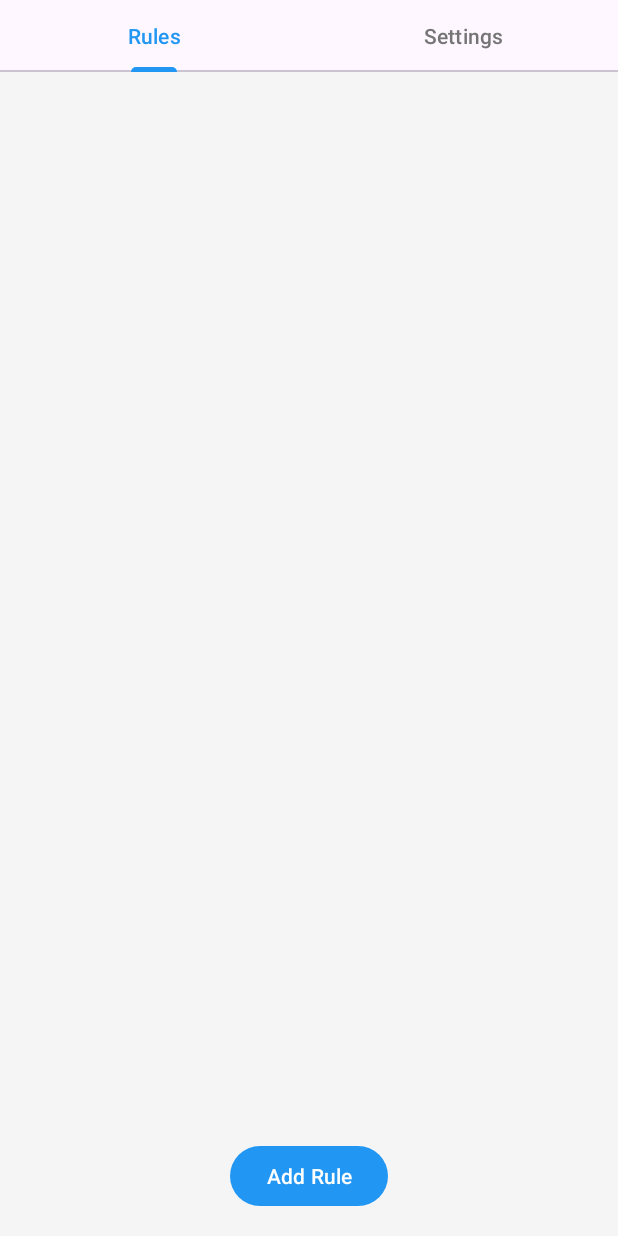
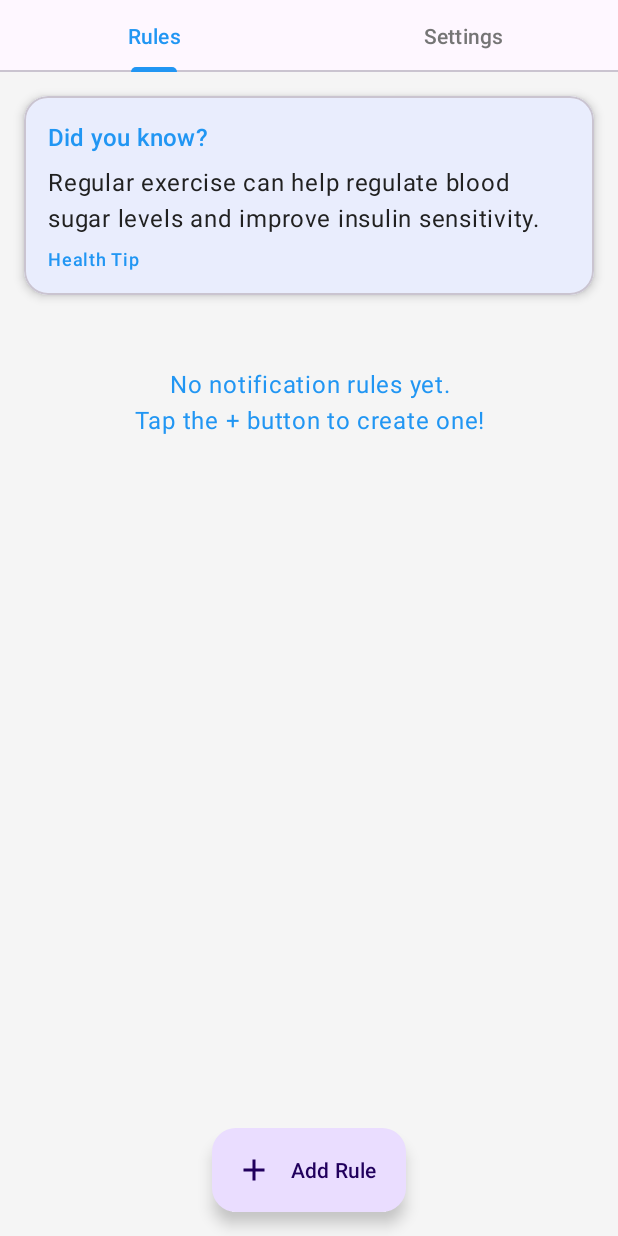
Before and after one commit to marcoperic/DiabetesNotificaionsAndroid, an Android app: the screen it shows after launch (MainActivity), on a phone screen of 412 x 824 dp. Run offline under Robolectric (Android 15) with nearby library versions, the phone set to English and light mode, and no system bars.

Commit message:
implemented the  prominent fact

```diff
--- a/app/src/main/java/com/mperic/diabetesnotificaions/ui/RulesFragment.java
+++ b/app/src/main/java/com/mperic/diabetesnotificaions/ui/RulesFragment.java
@@ -50,9 +50,16 @@ public class RulesFragment extends Fragment {
         schedulingManager = new SchedulingManager(requireContext());
         preferenceManager = new PreferenceManager(requireContext());
 
+        // Initialize views
         rulesRecyclerView = view.findViewById(R.id.rulesRecyclerView);
+        addRuleButton = view.findViewById(R.id.addRuleButton);
+        TextView emptyStateText = view.findViewById(R.id.emptyStateText);
+        View factCard = view.findViewById(R.id.factCard);
+        TextView factText = factCard.findViewById(R.id.factText);
+        TextView factCategory = factCard.findViewById(R.id.factCategory);
+
+        // Set up RecyclerView
         rulesRecyclerView.setLayoutManager(new LinearLayoutManager(getContext()));
-
         rulesAdapter = new RulesAdapter(schedulingManager.getRules(), new RulesAdapter.OnRuleActionListener() {
             @Override
             public void onRuleEnabled(NotificationRule rule, boolean enabled) {
@@ -69,18 +76,38 @@ public class RulesFragment extends Fragment {
 
         rulesRecyclerView.setAdapter(rulesAdapter);
 
-        addRuleButton = view.findViewById(R.id.addRuleButton);
+        // Update empty state visibility
+        updateEmptyState(emptyStateText);
+
+        // Set up random fact
+        updateFactCard(factText, factCategory);
+
         addRuleButton.setOnClickListener(v -> showAddRuleDialog());
 
-        Button testButton = view.findViewById(R.id.testNotificationButton);
-        testButton.setVisibility(View.GONE);
-//        testButton.setOnClickListener(v -> {
-//            Log.d("RulesFragment", "Test button clicked");
-//            schedulingManager.scheduleTestNotification();
-//            Toast.makeText(requireContext(), "Test notification scheduled for 5 seconds from now", Toast.LENGTH_SHORT).show();
-//        });
+        return view;
+    }
 
-        return view;
+    private void updateEmptyState(TextView emptyStateText) {
+        boolean isEmpty = schedulingManager.getRules().isEmpty();
+        emptyStateText.setVisibility(isEmpty ? View.VISIBLE : View.GONE);
+        rulesRecyclerView.setVisibility(isEmpty ? View.GONE : View.VISIBLE);
+    }
+
+    private void updateFactCard(TextView factText, TextView factCategory) {
+        // TODO: Replace with actual fact loading logic
+        factText.setText("Regular exercise can help regulate blood sugar levels and improve insulin sensitivity.");
+        factCategory.setText("Health Tip");
+    }
+
+    @Override
+    public void onResume() {
+        super.onResume();
+        updateRulesList();
+    }
+
+    private void updateRulesList() {
+        rulesAdapter.updateRules(schedulingManager.getRules());
+        updateEmptyState(requireView().findViewById(R.id.emptyStateText));
     }
 
     private void showAddRuleDialog() {
@@ -253,8 +280,4 @@ public class RulesFragment extends Fragment {
             durationText.setText(duration);
         }
     }
-
-    private void updateRulesList() {
-        rulesAdapter.updateRules(schedulingManager.getRules());
-    }
 }
--- /dev/null
+++ b/app/src/main/res/drawable/ic_add.xml
@@ -0,0 +1,9 @@
+<vector xmlns:android="http://schemas.android.com/apk/res/android"
+    android:width="24dp"
+    android:height="24dp"
+    android:viewportWidth="24"
+    android:viewportHeight="24">
+    <path
+        android:fillColor="#FFFFFF"
+        android:pathData="M19,13h-6v6h-2v-6H5v-2h6V5h2v6h6v2z"/>
+</vector>
--- a/app/src/main/res/layout/fragment_rules.xml
+++ b/app/src/main/res/layout/fragment_rules.xml
@@ -1,32 +1,54 @@
 <?xml version="1.0" encoding="utf-8"?>
-<androidx.constraintlayout.widget.ConstraintLayout
+<androidx.coordinatorlayout.widget.CoordinatorLayout
     xmlns:android="http://schemas.android.com/apk/res/android"
     xmlns:app="http://schemas.android.com/apk/res-auto"
     android:layout_width="match_parent"
-    android:layout_height="match_parent"
-    android:padding="16dp">
+    android:layout_height="match_parent">
 
-    <Button
-        android:id="@+id/testNotificationButton"
-        android:layout_width="wrap_content"
-        android:layout_height="wrap_content"
-        android:text="Test Notification"
-        android:layout_marginBottom="16dp"/>
+    <androidx.core.widget.NestedScrollView
+        android:layout_width="match_parent"
+        android:layout_height="match_parent"
+        android:fillViewport="true">
 
-    <androidx.recyclerview.widget.RecyclerView
-        android:id="@+id/rulesRecyclerView"
-        android:layout_width="match_parent"
-        android:layout_height="0dp"
-        app:layout_constraintTop_toTopOf="parent"
-        app:layout_constraintBottom_toTopOf="@id/addRuleButton"/>
+        <LinearLayout
+            android:layout_width="match_parent"
+            android:layout_height="match_parent"
+            android:orientation="vertical">
 
-    <com.google.android.material.button.MaterialButton
+            <include
+                android:id="@+id/factCard"
+                layout="@layout/layout_fact_card"/>
+
+            <androidx.recyclerview.widget.RecyclerView
+                android:id="@+id/rulesRecyclerView"
+                android:layout_width="match_parent"
+                android:layout_height="0dp"
+                android:layout_weight="1"
+                android:clipToPadding="false"
+                android:paddingBottom="80dp"/>
+
+            <TextView
+                android:id="@+id/emptyStateText"
+                android:layout_width="match_parent"
+                android:layout_height="wrap_content"
+                android:layout_gravity="center"
+                android:gravity="center"
+                android:padding="32dp"
+                android:text="No notification rules yet.\nTap the + button to create one!"
+                android:textAppearance="@style/TextAppearance.Material3.BodyLarge"
+                android:textColor="?attr/colorPrimary"
+                android:visibility="gone"/>
+
+        </LinearLayout>
+    </androidx.core.widget.NestedScrollView>
+
+    <com.google.android.material.floatingactionbutton.ExtendedFloatingActionButton
         android:id="@+id/addRuleButton"
         android:layout_width="wrap_content"
         android:layout_height="wrap_content"
+        android:layout_gravity="bottom|center"
+        android:layout_margin="16dp"
         android:text="@string/add_rule"
-        app:layout_constraintBottom_toBottomOf="parent"
-        app:layout_constraintEnd_toEndOf="parent"
-        app:layout_constraintStart_toStartOf="parent"/>
+        app:icon="@drawable/ic_add"/>
 
-</androidx.constraintlayout.widget.ConstraintLayout>
+</androidx.coordinatorlayout.widget.CoordinatorLayout>
--- /dev/null
+++ b/app/src/main/res/layout/layout_fact_card.xml
@@ -0,0 +1,39 @@
+<?xml version="1.0" encoding="utf-8"?>
+<com.google.android.material.card.MaterialCardView
+    xmlns:android="http://schemas.android.com/apk/res/android"
+    xmlns:app="http://schemas.android.com/apk/res-auto"
+    android:layout_width="match_parent"
+    android:layout_height="wrap_content"
+    android:layout_margin="16dp"
+    app:cardElevation="4dp"
+    app:cardCornerRadius="16dp">
+
+    <LinearLayout
+        android:layout_width="match_parent"
+        android:layout_height="wrap_content"
+        android:orientation="vertical"
+        android:padding="16dp">
+
+        <TextView
+            android:layout_width="wrap_content"
+            android:layout_height="wrap_content"
+            android:text="Did you know?"
+            android:textAppearance="@style/TextAppearance.Material3.TitleMedium"
+            android:textColor="?attr/colorPrimary"/>
+
+        <TextView
+            android:id="@+id/factText"
+            android:layout_width="match_parent"
+            android:layout_height="wrap_content"
+            android:layout_marginTop="8dp"
+            android:textAppearance="@style/TextAppearance.Material3.BodyLarge"/>
+
+        <TextView
+            android:id="@+id/factCategory"
+            android:layout_width="wrap_content"
+            android:layout_height="wrap_content"
+            android:layout_marginTop="8dp"
+            android:textAppearance="@style/TextAppearance.Material3.LabelMedium"
+            android:textColor="?attr/colorPrimary"/>
+    </LinearLayout>
+</com.google.android.material.card.MaterialCardView>
```
